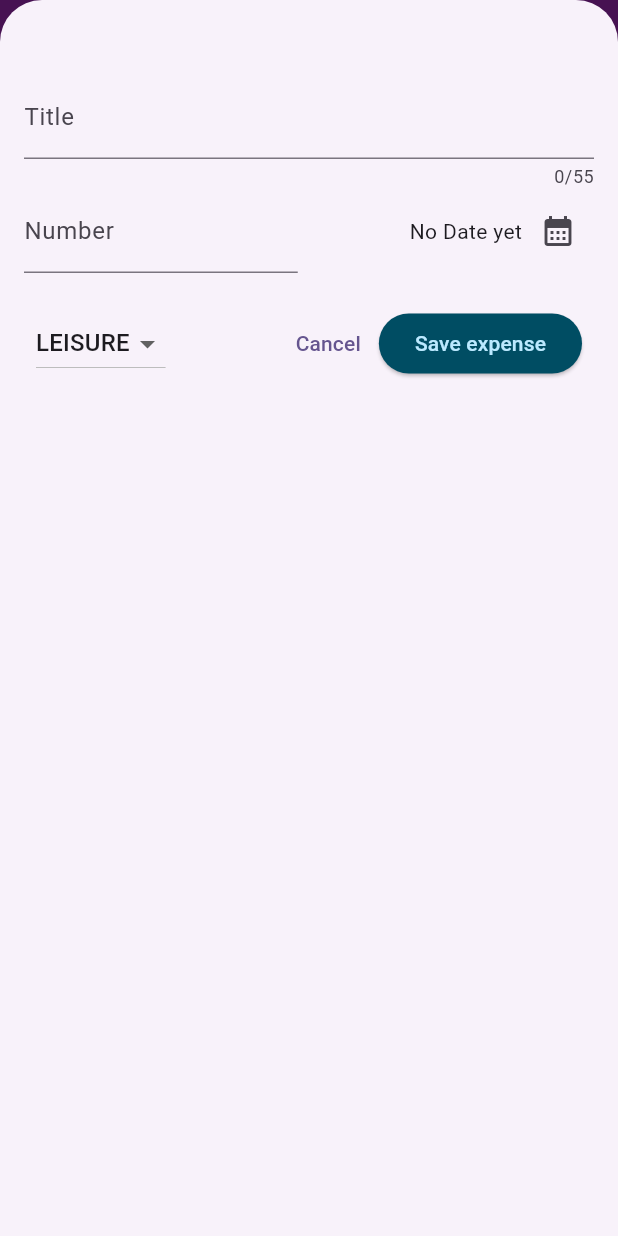
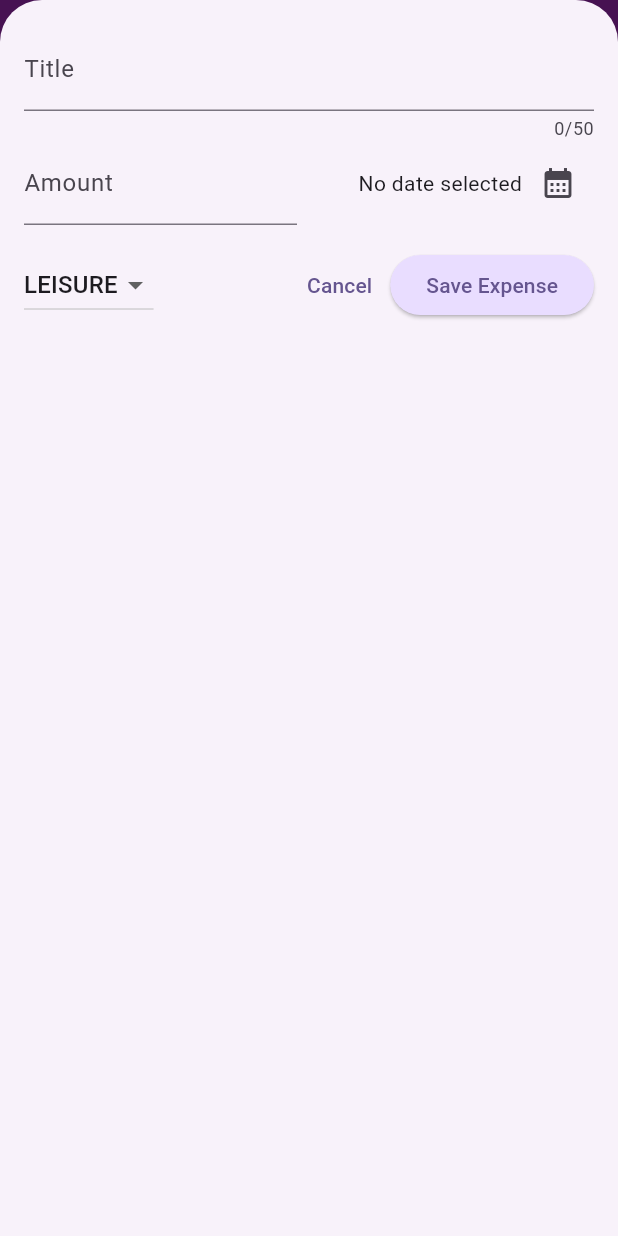
Before and after one commit to andreyscott/expense_app, a Flutter app: the screen it shows after launch, after a tap on the "add" icon, on a phone screen of 412 x 824 dp. Run offline on Flutter 3.47's test engine with Material 3 defaults, Android fonts, the phone set to English and light mode, and no system bars.

Commit message:
made the colour better

```diff
--- a/lib/main.dart
+++ b/lib/main.dart
@@ -1,8 +1,9 @@
 import 'package:flutter/material.dart';
 import 'package:expense_app/widgets/expenses.dart';
 
-var kColorScheme =
-    ColorScheme.fromSeed(seedColor: const Color.fromARGB(255, 96, 59, 181));
+var kColorScheme = ColorScheme.fromSeed(
+  seedColor: const Color.fromARGB(255, 96, 59, 181),
+);
 
 var kDarkColorScheme = ColorScheme.fromSeed(
   brightness: Brightness.dark,
@@ -15,36 +16,46 @@ void main() {
       darkTheme: ThemeData.dark().copyWith(
         colorScheme: kDarkColorScheme,
         cardTheme: const CardTheme().copyWith(
+          color: kDarkColorScheme.secondaryContainer,
+          margin: const EdgeInsets.symmetric(
+            horizontal: 16,
+            vertical: 8,
+          ),
+        ),
+        elevatedButtonTheme: ElevatedButtonThemeData(
+          style: ElevatedButton.styleFrom(
+            backgroundColor: kDarkColorScheme.primaryContainer,
+            foregroundColor: kDarkColorScheme.onPrimaryContainer,
+          ),
+        ),
+      ),
+      theme: ThemeData().copyWith(
+        colorScheme: kColorScheme,
+        appBarTheme: const AppBarTheme().copyWith(
+          backgroundColor: kColorScheme.onPrimaryContainer,
+          foregroundColor: kColorScheme.primaryContainer,
+        ),
+        cardTheme: const CardTheme().copyWith(
           color: kColorScheme.secondaryContainer,
           margin: const EdgeInsets.symmetric(
             horizontal: 16,
             vertical: 8,
-            )),
           ),
-      theme: ThemeData().copyWith(
-          colorScheme: kColorScheme,
-          appBarTheme: const AppBarTheme().copyWith(
-            backgroundColor: kColorScheme.onPrimary,
-            foregroundColor: kColorScheme.primaryContainer,
         ),
-          cardTheme: const CardTheme().copyWith(
-              color: kDarkColorScheme.secondaryContainer,
-              margin: const EdgeInsets.symmetric(
-                horizontal: 16,
-                vertical: 8,
-              )),
         elevatedButtonTheme: ElevatedButtonThemeData(
           style: ElevatedButton.styleFrom(
-                backgroundColor: kDarkColorScheme.primaryContainer,
-                foregroundColor: kDarkColorScheme.onPrimaryContainer),
+            backgroundColor: kColorScheme.primaryContainer,
+          ),
         ),
         textTheme: ThemeData().textTheme.copyWith(
               titleLarge: TextStyle(
-                  fontWeight: FontWeight.normal,
+                fontWeight: FontWeight.bold,
                 color: kColorScheme.onSecondaryContainer,
-                  fontSize: 18,
+                fontSize: 16,
               ),
-              )),
+            ),
+      ),
+      // themeMode: ThemeMode.system, // default
       home: const Expenses(),
     ),
   );
--- a/lib/widgets/expenses.dart
+++ b/lib/widgets/expenses.dart
@@ -29,6 +29,7 @@ class _ExpensesState extends State<Expenses> {
 
   void _openAddExpenseOverlay() {
     showModalBottomSheet(
+      useSafeArea: true,
       isScrollControlled: true,
       context: context,
       builder: (ctx) => NewExpense(
@@ -88,7 +89,7 @@ class _ExpensesState extends State<Expenses> {
           const SizedBox(
             height: 15,
           ),
-          const Text('the Chart Text'),
+          // const Text('the Chart Text'),
           const SizedBox(height: 24),
           Chart(expenses: _registeredExpenses),
           Expanded(child: mainContent)
--- a/lib/widgets/expenses_list/expenses_list.dart
+++ b/lib/widgets/expenses_list/expenses_list.dart
@@ -19,7 +19,7 @@ class ExpensesList extends StatelessWidget {
       itemBuilder: (ctx, index) => Dismissible(
         key: ValueKey(expenses[index]),
         background: Container(
-            color: Theme.of(context).colorScheme.error.withOpacity(0.5),
+          color: Theme.of(context).colorScheme.error.withOpacity(0.75),
           margin: EdgeInsets.symmetric(
             horizontal: Theme.of(context).cardTheme.margin!.horizontal,
           ),
@@ -27,7 +27,10 @@ class ExpensesList extends StatelessWidget {
         onDismissed: (direction) {
           onRemoveExpense(expenses[index]);
         },
-          child: ExpenseItem(expenses[index])),
+        child: ExpenseItem(
+          expenses[index],
+        ),
+      ),
     );
   }
 }
--- a/lib/widgets/new_expense.dart
+++ b/lib/widgets/new_expense.dart
@@ -15,27 +15,26 @@ class NewExpense extends StatefulWidget {
 class _NewExpenseState extends State<NewExpense> {
   final _titleController = TextEditingController();
   final _amountController = TextEditingController();
-
   DateTime? _selectedDate;
   Category _selectedCategory = Category.leisure;
 
   void _presentDatePicker() async {
     final now = DateTime.now();
     final firstDate = DateTime(now.year - 1, now.month, now.day);
-
     final pickedDate = await showDatePicker(
       context: context,
       initialDate: now,
       firstDate: firstDate,
-        lastDate: now);
-
+      lastDate: now,
+    );
     setState(() {
       _selectedDate = pickedDate;
     });
   }
 
-  void _submitExpenseDate() {
-    final enteredAmount = double.tryParse(_amountController.text);
+  void _submitExpenseData() {
+    final enteredAmount = double.tryParse(_amountController
+        .text); // tryParse('Hello') => null, tryParse('1.12') => 1.12
     final amountIsInvalid = enteredAmount == null || enteredAmount <= 0;
     if (_titleController.text.trim().isEmpty ||
         amountIsInvalid ||
@@ -44,89 +43,104 @@ class _NewExpenseState extends State<NewExpense> {
         context: context,
         builder: (ctx) => AlertDialog(
           title: const Text('Invalid input'),
-                content: const Text('Please enter a valid title and amount'),
+          content: const Text(
+              'Please make sure a valid title, amount, date and category was entered.'),
           actions: [
             TextButton(
               onPressed: () {
-                        Navigator.of(ctx).pop();
+                Navigator.pop(ctx);
               },
-                      child: const Text('Okay'))
+              child: const Text('Okay'),
+            ),
           ],
-              ));
+        ),
+      );
       return;
     }
 
-    widget.onAddExpense(Expense(
+    widget.onAddExpense(
+      Expense(
         title: _titleController.text,
         amount: enteredAmount,
         date: _selectedDate!,
-        category: _selectedCategory));
+        category: _selectedCategory,
+      ),
+    );
     Navigator.pop(context);
   }
 
   @override
   void dispose() {
+    _titleController.dispose();
     _amountController.dispose();
-    _titleController.dispose();
     super.dispose();
   }
 
   @override
   Widget build(BuildContext context) {
-    return Padding(
-      padding: const EdgeInsets.fromLTRB(16, 50, 16, 16),
+    final keyboardSpace = MediaQuery.of(context).viewInsets.bottom;
+    return SizedBox(
+        height: double.infinity,
+        child: SingleChildScrollView(
+          child: Padding(
+            padding: EdgeInsets.fromLTRB(16, 18, 16, keyboardSpace + 16),
             child: Column(
               children: [
                 TextField(
-            maxLength: 55,
                   controller: _titleController,
+                  maxLength: 50,
                   decoration: const InputDecoration(
-              labelText: 'Title',
+                    label: Text('Title'),
                   ),
                 ),
                 Row(
                   children: [
                     Expanded(
                       child: TextField(
+                        controller: _amountController,
                         keyboardType: TextInputType.number,
                         decoration: const InputDecoration(
-                    prefixText: '\$',
-                    labelText: 'Number',
-                  ),
-                  controller: _amountController,
+                          prefixText: '\$ ',
+                          label: Text('Amount'),
                         ),
                       ),
-              const SizedBox(width: 15),
+                    ),
+                    const SizedBox(width: 16),
                     Expanded(
                       child: Row(
                         mainAxisAlignment: MainAxisAlignment.end,
                         crossAxisAlignment: CrossAxisAlignment.center,
                         children: [
-                  Text(_selectedDate == null
-                      ? "No Date yet"
-                      : formatter.format(_selectedDate!)),
+                          Text(
+                            _selectedDate == null
+                                ? 'No date selected'
+                                : formatter.format(_selectedDate!),
+                          ),
                           IconButton(
                             onPressed: _presentDatePicker,
-                    icon: const Icon(Icons.calendar_month),
-                  )
-                ],
-              ))
+                            icon: const Icon(
+                              Icons.calendar_month,
+                            ),
+                          ),
                         ],
                       ),
-          const SizedBox(
-            height: 15,
                     ),
-          Padding(
-            padding: const EdgeInsets.all(8.0),
-            child: Row(
+                  ],
+                ),
+                const SizedBox(height: 16),
+                Row(
                   children: [
                     DropdownButton(
                       value: _selectedCategory,
                       items: Category.values
-                        .map((category) => DropdownMenuItem(
+                          .map(
+                            (category) => DropdownMenuItem(
                               value: category,
-                              child: Text(category.name.toUpperCase()),
-                            ))
+                              child: Text(
+                                category.name.toUpperCase(),
+                              ),
+                            ),
+                          )
                           .toList(),
                       onChanged: (value) {
                         if (value == null) {
@@ -135,24 +149,24 @@ class _NewExpenseState extends State<NewExpense> {
                         setState(() {
                           _selectedCategory = value;
                         });
-                    }),
+                      },
+                    ),
                     const Spacer(),
                     TextButton(
                       onPressed: () {
                         Navigator.pop(context);
                       },
-                    child: const Text('Cancel')),
+                      child: const Text('Cancel'),
+                    ),
                     ElevatedButton(
-                  onPressed: () {
-                    _submitExpenseDate();
-                  },
-                  child: const Text('Save expense'),
-                )
+                      onPressed: _submitExpenseData,
+                      child: const Text('Save Expense'),
+                    ),
+                  ],
+                ),
               ],
             ),
           ),
-        ],
-      ),
-    );
+        ));
   }
 }
```
Lines whose indentation alone changed are shown as unchanged.
